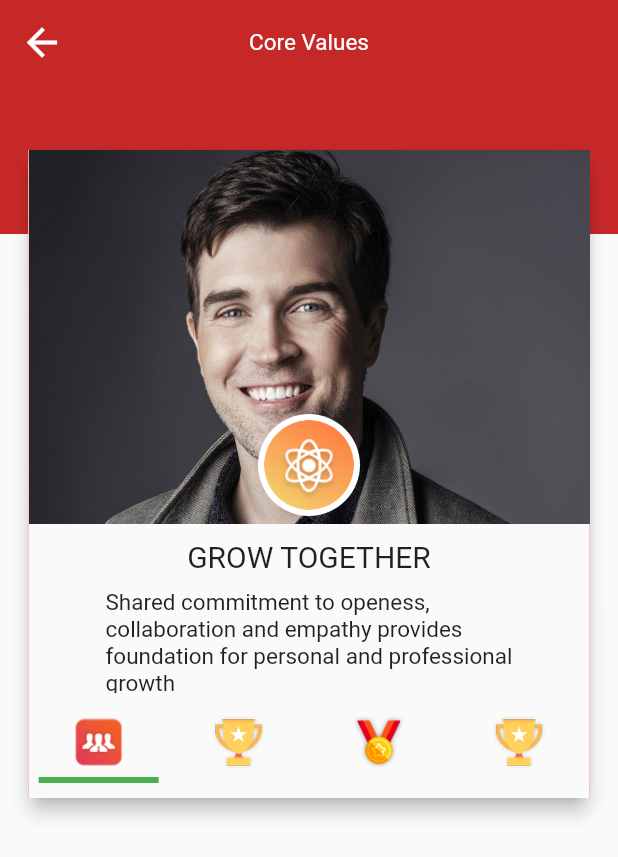
After one commit to Shweta1695/ntuc_mercatus, a Flutter app: the MenuDashboardPage screen opened directly, after a tap on "Core Values", on a phone screen of 412 x 824 dp. The commit adds this screen. Shown: the top 857 px of the screen. Run offline on Flutter 3.47's test engine with Material 2 defaults, Android fonts, the phone set to English and light mode, and no system bars; missing offline and left inert: circular_reveal_animation, flutter_progress_button.

Commit message:
Core Values Screen

```diff
--- /dev/null
+++ b/lib/coreValues.dart
@@ -0,0 +1,268 @@
+import 'package:flutter/material.dart';
+
+class CoreValues extends StatelessWidget {
+  @override
+  Widget build(BuildContext context) {
+// TODO: implement build
+    return Scaffold(
+      backgroundColor: Colors.white,
+      appBar: AppBar(
+        centerTitle: true,
+        elevation: 0,
+        leading: Container(
+          child: Icon(
+            Icons.arrow_back,
+            color: Colors.white,
+            size: 30,
+          ),
+        ),
+        backgroundColor: Colors.red.shade800,
+        title: Text('Core Values',
+            style: TextStyle(
+              fontSize: 15,
+              fontWeight: FontWeight.normal,
+              color: Colors.white,
+            )),
+      ),
+      body: Material(
+        child: Container(
+          child: Column(
+            children: <Widget>[
+              Stack(
+                children: <Widget>[
+                  Container(height: 100, color: Colors.red.shade800),
+                  Center(
+                    child: Container(
+                      height: 440,
+                      margin: EdgeInsets.fromLTRB(15, 40, 15, 80),
+                      child: Card(
+                        elevation: 5,
+                        shape: RoundedRectangleBorder(
+                          borderRadius: BorderRadius.circular(10.0),
+                        ),
+                        child: Stack(
+                          children: <Widget>[
+                            tabController(),
+                          ],
+                        ),
+                      ),
+                    ),
+                  ),
+                ],
+              ),
+            ],
+          ),
+        ),
+      ),
+    );
+  }
+
+  Widget tabController() {
+    return Material(
+      color: Colors.red,
+      child: DefaultTabController(
+        length: 4,
+        child: new Scaffold(
+          body: TabBarView(
+            children: [
+              new Container(
+                child: Stack(children: <Widget>[
+                  Column(
+                    children: <Widget>[
+                      circleAndImage(),
+                      Container(
+                        padding: EdgeInsets.only(),
+                        margin: EdgeInsets.only(left: 20, right: 20, top: 10),
+                        child: Center(
+                          child: Column(
+                            children: <Widget>[
+                              Text('GROW TOGETHER',
+                                  style: TextStyle(
+                                      fontSize: 20,
+                                      fontWeight: FontWeight.w400)),
+                              SizedBox(height: 10),
+                              Text(
+                                  'Shared commitment to openess,\ncollaboration and empathy provides\n'
+                                  'foundation for personal and professional\n'
+                                  'growth',
+                                  style: TextStyle(
+                                      fontSize: 15,
+                                      fontWeight: FontWeight.w400)),
+                            ],
+                          ),
+                        ),
+                      ),
+                    ],
+                  ),
+                ]),
+              ),
+              new Container(
+                child: Stack(children: <Widget>[
+                  Column(
+                    children: <Widget>[
+                      circleAndImage(),
+                      Container(
+                        padding: EdgeInsets.only(),
+                        margin: EdgeInsets.only(left: 20, right: 20, top: 10),
+                        child: Center(
+                          child: Column(
+                            children: <Widget>[
+                              Text('CREATE CLIENT VALUE',
+                                  style: TextStyle(
+                                      fontSize: 20,
+                                      fontWeight: FontWeight.w400)),
+                              SizedBox(height: 10),
+                              Text(
+                                  'Understanding and delivering what drives\nthe value for our client partners and\n'
+                                  'enable them to become high\n'
+                                  'performance businesses',
+                                  style: TextStyle(
+                                      fontSize: 15,
+                                      fontWeight: FontWeight.w400)),
+                            ],
+                          ),
+                        ),
+                      ),
+                    ],
+                  ),
+                ]),
+              ),
+              new Container(
+                child: Stack(children: <Widget>[
+                  Column(
+                    children: <Widget>[
+                      circleAndImage(),
+                      Container(
+                        padding: EdgeInsets.only(),
+                        margin: EdgeInsets.only(left: 20, right: 20, top: 10),
+                        child: Center(
+                          child: Column(
+                            children: <Widget>[
+                              Text('INNOVATION',
+                                  style: TextStyle(
+                                      fontSize: 20,
+                                      fontWeight: FontWeight.w400)),
+                              SizedBox(height: 10),
+                              Text(
+                                  'Challenge conventional wisdom, take\nrisks and speak out for continuous\n'
+                                  'innovation',
+                                  style: TextStyle(
+                                      fontSize: 15,
+                                      fontWeight: FontWeight.w400)),
+                            ],
+                          ),
+                        ),
+                      ),
+                    ],
+                  ),
+                ]),
+              ),
+              new Container(
+                child: Stack(
+                  children: <Widget>[
+                    Column(
+                      children: <Widget>[
+                        circleAndImage(),
+                        Container(
+                          padding: EdgeInsets.only(),
+                          margin: EdgeInsets.only(left: 20, right: 20, top: 10),
+                          child: Center(
+                            child: Column(
+                              children: <Widget>[
+                                Text('DELIVER EXCELLENCE',
+                                    style: TextStyle(
+                                        fontSize: 20,
+                                        fontWeight: FontWeight.w400)),
+                                SizedBox(height: 10),
+                                Text(
+                                    'Work as a team to deliver outstanding\nquality work to our clients, stakeholders\n'
+                                    'and colleagues',
+                                    style: TextStyle(
+                                        fontSize: 15,
+                                        fontWeight: FontWeight.w400)),
+                              ],
+                            ),
+                          ),
+                        ),
+                      ],
+                    ),
+                  ],
+                ),
+              ),
+            ],
+          ),
+          bottomNavigationBar: Container(
+            padding: EdgeInsets.symmetric(vertical: 10),
+            child: new TabBar(
+              labelPadding: EdgeInsets.all(0),
+              indicatorColor: Colors.green,
+              indicatorWeight: 4.0,
+              tabs: [
+                Tab(
+                  icon: (Image.asset(
+                    'assets/team@2x.png',
+                    height: 35,
+                    width: 80,
+                  )),
+                ),
+                Tab(
+                  icon: (Image.asset(
+                    'assets/rew2@3x.png',
+                    height: 35,
+                    width: 80,
+                  )),
+                ),
+                Tab(
+                  icon: (Image.asset(
+                    'assets/rew1@3x.png',
+                    height: 35,
+                    width: 80,
+                  )),
+                ),
+                Tab(
+                  icon: (Image.asset(
+                    'assets/rew2@3x.png',
+                    height: 35,
+                    width: 80,
+                  )),
+                )
+              ],
+              //  labelColor: Colors.yellow,
+              //unselectedLabelColor: Colors.blue,
+              indicatorSize: TabBarIndicatorSize.label,
+              //  indicatorPadding: EdgeInsets.symmetric(vertical: 10),
+            ),
+          ),
+        ),
+      ),
+    );
+  }
+
+  Widget circleAndImage() {
+    return Stack(
+      children: <Widget>[
+        Column(
+          children: <Widget>[
+            Image.asset('assets/aao.jpg'),
+          ],
+        ),
+        Center(
+          child: Container(
+            margin: EdgeInsets.only(top: 180),
+            width: 60,
+            height: 60,
+            decoration: BoxDecoration(
+              shape: BoxShape.circle,
+              image: DecorationImage(
+                  image: AssetImage('assets/coreValueIcon@2x.png'),
+                  fit: BoxFit.cover),
+              boxShadow: [
+                BoxShadow(color: Colors.white, spreadRadius: 4),
+              ],
+            ),
+          ),
+        ),
+      ],
+    );
+  }
+}
--- a/lib/directory.dart
+++ b/lib/directory.dart
@@ -49,20 +49,17 @@ class _DirectoryState extends State<Directory> with TickerProviderStateMixin {
                     onTap: () {
                       setState(() {
                         initiateAnimation();
-
                         _radioValue1 = 0;
                       });
                     },
                     child: Row(
                       children: <Widget>[
-//                    SizedBox(height: 20),
                         Container(
                           margin: EdgeInsets.only(left: 6, bottom: 5),
                           width: 45,
                           height: 45,
                           decoration: BoxDecoration(
                             shape: BoxShape.circle,
-                            //borderRadius: BorderRadius.circular(15),
                             image: DecorationImage(
                                 image: AssetImage('assets/aao.jpg'),
                                 fit: BoxFit.cover),
--- a/lib/loginScreen.dart
+++ b/lib/loginScreen.dart
@@ -18,7 +18,6 @@ class _LoginScreenState extends State<LoginScreen>
   TextEditingController userPasswordController;
   AnimationController controller;
   Animation<Offset> offset;
-  GlobalKey<_LoginScreenState> _counterState = new GlobalKey();
   AnimationController animationController;
   bool isLoginClicked = false;
 
--- a/lib/menu_dashboard_layout.dart
+++ b/lib/menu_dashboard_layout.dart
@@ -3,6 +3,7 @@ import 'package:flutter/cupertino.dart';
 import 'package:flutter/material.dart';
 import 'package:ntucmercatus/collaboration.dart';
 import 'package:ntucmercatus/directory.dart';
+import 'coreValues.dart';
 
 class MenuDashboardPage extends StatelessWidget {
   final Duration duration = const Duration(milliseconds: 3000);
@@ -253,14 +254,6 @@ class MenuDashboardPage extends StatelessWidget {
                     scrollDirection: Axis.horizontal,
                     pageSnapping: true,
                     children: <Widget>[
-                      Card(
-                        shape: RoundedRectangleBorder(
-                            borderRadius: new BorderRadius.circular(5)),
-                        margin: const EdgeInsets.symmetric(
-                            vertical: 8, horizontal: 8),
-                        child: Column(
-                          children: <Widget>[
-                            SizedBox(height: 10),
                       GestureDetector(
                         onTap: () {
                           Navigator.push(
@@ -269,18 +262,32 @@ class MenuDashboardPage extends StatelessWidget {
                                 builder: (context) => Directory()),
                           );
                         },
-                              child: Image.asset('assets/salesIcon@2x.png',
+                        child: Card(
+                          shape: RoundedRectangleBorder(
+                              borderRadius: new BorderRadius.circular(5)),
+                          margin: const EdgeInsets.symmetric(
+                              vertical: 8, horizontal: 8),
+                          child: Column(
+                            children: <Widget>[
+                              SizedBox(height: 10),
+                              Image.asset('assets/salesIcon@2x.png',
                                   height: 45),
-                            ),
                               SizedBox(height: 10),
-                            Text(
-                              '  Directory  ',
-                              style: TextStyle(fontSize: 20),
-                            ),
+                              Text('  Directory  ',
+                                  style: TextStyle(fontSize: 20)),
                             ],
                           ),
                         ),
-                      Card(
+                      ),
+                      GestureDetector(
+                        onTap: () {
+                          Navigator.push(
+                            context,
+                            MaterialPageRoute(
+                                builder: (context) => CoreValues()),
+                          );
+                        },
+                        child: Card(
                           shape: RoundedRectangleBorder(
                               borderRadius: new BorderRadius.circular(5)),
                           margin: const EdgeInsets.symmetric(
@@ -294,6 +301,7 @@ class MenuDashboardPage extends StatelessWidget {
                               Text('  Core Values  ',
                                   style: TextStyle(fontSize: 20)),
                             ],
+                          ),
                         ),
                       ),
                       Card(
```
Lines whose indentation alone changed are shown as unchanged.
